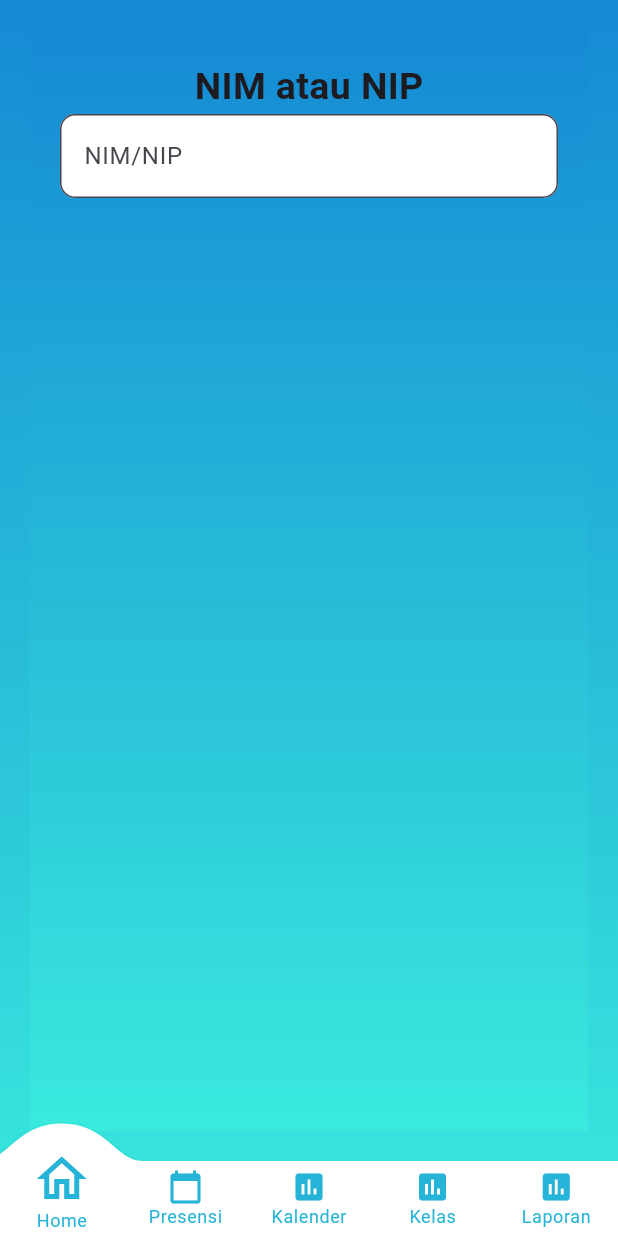
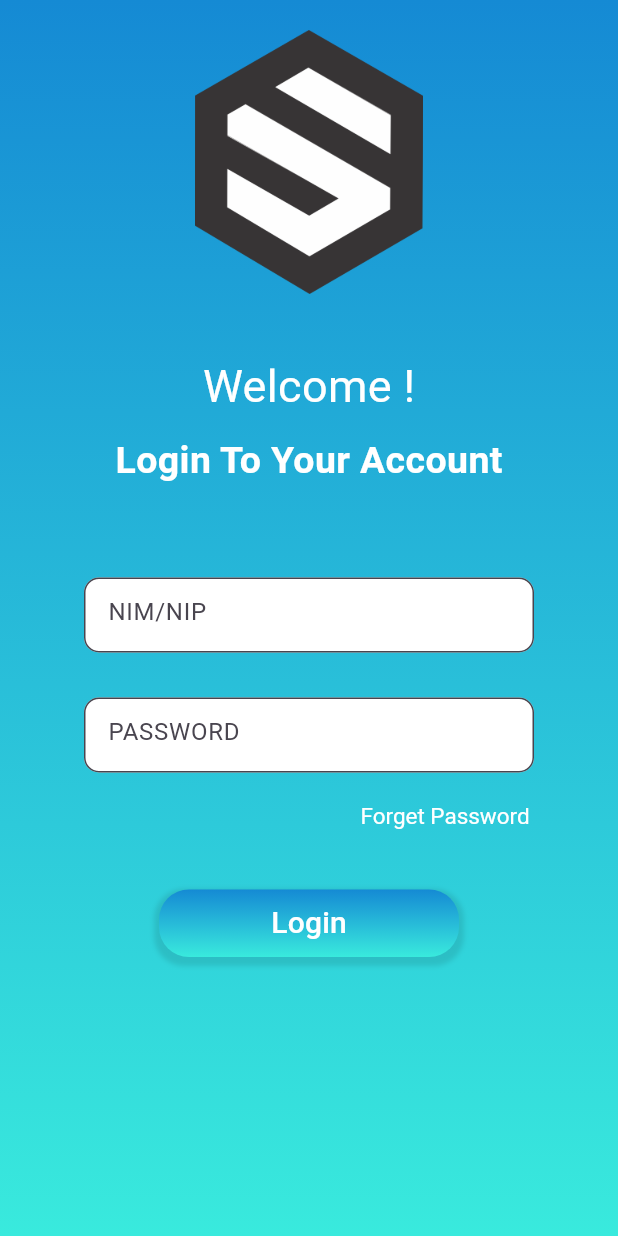
Before and after one commit to orminla/sp_academix, a Flutter app: the screen it shows after launch, on a phone screen of 412 x 824 dp. Run offline on Flutter 3.47's test engine with Material 3 defaults, Android fonts, the phone set to English and light mode, and no system bars; drawn by our look-alikes of convex_bottom_bar.

Commit message:
feat : login form && rearange folders

```diff
--- a/lib/main.dart
+++ b/lib/main.dart
@@ -1,5 +1,5 @@
-import 'package:academix_polnep/master_view.dart';
-import 'package:academix_polnep/views/dashboard/login.dart';
+import 'package:academix_polnep/views/login/login.dart';
+import 'package:academix_polnep/views/navigation.dart';
 import 'package:flutter/material.dart';
 
 void main() {
@@ -12,7 +12,7 @@ class MyApp extends StatelessWidget {
   @override
   Widget build(BuildContext context) {
     return const MaterialApp(
-      home: Navbar(),
+      home: Login(),
     );
   }
 }
--- a/lib/views/dashboard/login.dart
+++ /dev/null
@@ -1,57 +0,0 @@
-import 'package:flutter/material.dart';
-
-class Login extends StatefulWidget {
-  const Login({super.key});
-
-  @override
-  State<Login> createState() => _LoginState();
-}
-
-class _LoginState extends State<Login> {
-  @override
-  Widget build(BuildContext context) {
-    return Container(
-      decoration: const BoxDecoration(
-          gradient: LinearGradient(
-              colors: [
-                Color(0xFF158AD4),
-                Color(0xFF39EADD)
-              ],
-              begin: FractionalOffset(0.0, 0.0),
-              end: FractionalOffset(0.0, 1.0),
-              stops: [
-                0.0,
-                1.0
-              ],
-              tileMode: TileMode.clamp)),
-      child: Scaffold(
-        backgroundColor: Colors.transparent,
-        body: Form(
-            child: Container(
-          padding: const EdgeInsets.all(20),
-          child: Column(
-            children: <Widget>[
-              const Positioned(
-                left: 15,
-                right: 20,
-                child: Text(
-                  "NIM atau NIP",
-                  style: TextStyle(fontSize: 25, fontWeight: FontWeight.bold),
-                ),
-              ),
-              TextFormField(
-                decoration: InputDecoration(
-                  hintText: "NIM/NIP",
-                  filled: true,
-                  fillColor: Colors.white,
-                  border: OutlineInputBorder(borderRadius: BorderRadius.circular(10)),
-                  focusedBorder: OutlineInputBorder(borderSide: const BorderSide(color: Colors.white, width: 2.0), borderRadius: BorderRadius.circular(10)),
-                ),
-              )
-            ],
-          ),
-        )),
-      ),
-    );
-  }
-}
--- /dev/null
+++ b/lib/views/login/forgetPassword.dart
@@ -0,0 +1,10 @@
+import 'package:flutter/material.dart';
+
+class Forgetpassword extends StatelessWidget {
+  const Forgetpassword({super.key});
+
+  @override
+  Widget build(BuildContext context) {
+    return const Placeholder();
+  }
+}
--- /dev/null
+++ b/lib/views/login/login.dart
@@ -0,0 +1,149 @@
+import 'package:academix_polnep/views/login/forgetPassword.dart';
+import 'package:flutter/material.dart';
+import 'package:flutter/gestures.dart';
+
+class Login extends StatefulWidget {
+  const Login({super.key});
+
+  @override
+  State<Login> createState() => _LoginState();
+}
+
+class _LoginState extends State<Login> {
+  final _formkey = GlobalKey<FormState>();
+  bool? checkValue = false;
+
+// bakground pake ini
+  Gradient gradient = const LinearGradient(
+      colors: [
+        Color(0xFF158AD4),
+        Color(0xFF39EADD)
+      ],
+      begin: FractionalOffset(0.0, 0.0),
+      end: FractionalOffset(0.0, 1.0),
+      stops: [
+        0.0,
+        1.0
+      ],
+      tileMode: TileMode.clamp);
+// bakground pake ini
+  Gradient btnGradient = const LinearGradient(
+      colors: [
+        Color(0xFF158AD4),
+        Color(0xFF39EADD)
+      ],
+      begin: FractionalOffset(0.0, 0.0),
+      end: FractionalOffset(0.0, 1.0),
+      stops: [
+        0.0,
+        1.0
+      ],
+      tileMode: TileMode.clamp);
+
+  @override
+  Widget build(BuildContext context) {
+    return Container(
+      decoration: BoxDecoration(gradient: gradient),
+      child: Scaffold(
+        backgroundColor: Colors.transparent,
+        body: Form(
+            key: _formkey,
+            child: Container(
+              padding: const EdgeInsets.all(20),
+              child: Column(
+                children: <Widget>[
+                  Align(
+                      child: Image.asset(
+                    "assets/logo.png",
+                    scale: 15,
+                  )),
+                  const Padding(padding: EdgeInsets.all(20)),
+                  const Text(
+                    "Welcome !",
+                    style: TextStyle(fontSize: 30, color: Colors.white),
+                  ),
+                  const Padding(padding: EdgeInsets.all(5)),
+                  const Text(
+                    "Login To Your Account",
+                    style: TextStyle(fontSize: 25, fontWeight: FontWeight.bold, color: Colors.white),
+                  ),
+                  const Padding(padding: EdgeInsets.all(30)),
+                  SizedBox(
+                    height: 50,
+                    width: 300,
+                    child: TextFormField(
+                      keyboardType: TextInputType.number,
+                      decoration: InputDecoration(
+                        hintText: "NIM/NIP",
+                        filled: true,
+                        fillColor: Colors.white,
+                        border: OutlineInputBorder(borderSide: const BorderSide(color: Colors.white, width: 2.0), borderRadius: BorderRadius.circular(10)),
+                        focusedBorder: OutlineInputBorder(borderSide: const BorderSide(color: Colors.white, width: 2.0), borderRadius: BorderRadius.circular(10)),
+                      ),
+                      validator: (value) {
+                        if (value!.contains(RegExp(r'([a-zA-Z])'))) {
+                          return "Nim tidak boleh ada huruf";
+                        }
+                        return null;
+                      },
+                    ),
+                  ),
+                  const Padding(padding: EdgeInsets.all(15)),
+                  SizedBox(
+                      height: 50,
+                      width: 300,
+                      child: TextFormField(
+                        obscureText: true,
+                        decoration: InputDecoration(
+                          hintText: "PASSWORD",
+                          filled: true,
+                          fillColor: Colors.white,
+                          border: OutlineInputBorder(borderSide: const BorderSide(color: Colors.white, width: 2.0), borderRadius: BorderRadius.circular(10)),
+                          focusedBorder: OutlineInputBorder(borderSide: const BorderSide(color: Colors.white, width: 2.0), borderRadius: BorderRadius.circular(10)),
+                        ),
+                        validator: (value) {
+                          if (!value!.contains(RegExp(r'(^[A-Za-z]+$)'))) {
+                            return "password harus ada huruf kapital";
+                          }
+                          return null;
+                        },
+                      )),
+                  const Padding(padding: EdgeInsets.all(10)),
+                  Align(
+                    alignment: const Alignment(0.7, 0.7),
+                    child: RichText(
+                        text: TextSpan(
+                            text: "Forget Password",
+                            style: const TextStyle(color: Colors.white, fontSize: 15),
+                            recognizer: TapGestureRecognizer()
+                              ..onTap = () {
+                                Navigator.push(context, MaterialPageRoute(builder: (context) {
+                                  return const Forgetpassword();
+                                }));
+                              })),
+                  ),
+                  const Padding(padding: EdgeInsets.all(20)),
+                  Container(
+                    height: 45,
+                    width: 200,
+                    decoration: BoxDecoration(gradient: btnGradient, borderRadius: BorderRadius.circular(20), boxShadow: [
+                      BoxShadow(color: Colors.black.withOpacity(0.1), spreadRadius: 3, blurRadius: 2, offset: const Offset(0, 3))
+                    ]),
+                    child: ElevatedButton(
+                      style: ElevatedButton.styleFrom(backgroundColor: Colors.transparent, shadowColor: Colors.transparent),
+                      child: const Text(
+                        "Login",
+                        style: TextStyle(fontSize: 20, color: Colors.white),
+                      ),
+                      onPressed: () {
+                        if (_formkey.currentState!.validate()) {}
+                      },
+                    ),
+                  )
+                ],
+              ),
+            )),
+      ),
+    );
+  }
+}
--- a/lib/master_view.dart
+++ b/lib/views/navigation.dart
@@ -1,4 +1,4 @@
-import 'package:academix_polnep/views/dashboard/login.dart';
+import 'package:academix_polnep/views/login/login.dart';
 import 'package:flutter/material.dart';
 import 'package:convex_bottom_bar/convex_bottom_bar.dart';
 
@@ -9,18 +9,22 @@ class Navbar extends StatefulWidget {
   State<Navbar> createState() => _NavbarState();
 }
 
+// Jalankan "flutter pub add convex_bottom_bar" sebelum menjalankan aplikasi
+// Tambahin Page Disini
+// halaman kalian link an disini
+// panggil disini - eja
 class _NavbarState extends State<Navbar> {
   int _selectedNavbar = 0;
-  // Tambahin Page Disini
-  // halaman kalian link an disini
-  // panggil disini - eja
   final _pages = [
     // contoh
-    const Login(),
-    const Text("text"),
+    const Login(), // home
+    const Text("text"), // presensi
+    const Text("text"), // kalender
+    const Text("text"), // kelas
+    const Text("text"), // laporan
   ];
 
-  void ChangeSelectedNavBar(int index) {
+  void changeSelectedNavBar(int index) {
     setState(() {
       _selectedNavbar = index;
     });
@@ -62,10 +66,9 @@ class _NavbarState extends State<Navbar> {
             TabItem(icon: Icons.assessment, title: "Laporan"),
           ],
           initialActiveIndex: 0,
-          onTap: ChangeSelectedNavBar,
+          onTap: changeSelectedNavBar,
         ),
       ),
     );
-    ;
   }
 }
--- a/pubspec.yaml
+++ b/pubspec.yaml
@@ -59,7 +59,8 @@ flutter:
   uses-material-design: true
 
   # To add assets to your application, add an assets section, like this:
-  # assets:
+  assets:
+    - assets/logo.png
   #   - images/a_dot_burr.jpeg
   #   - images/a_dot_ham.jpeg
 
```
Also changed, not shown: assets/logo.png (added), pubspec.lock, 1 other file.
